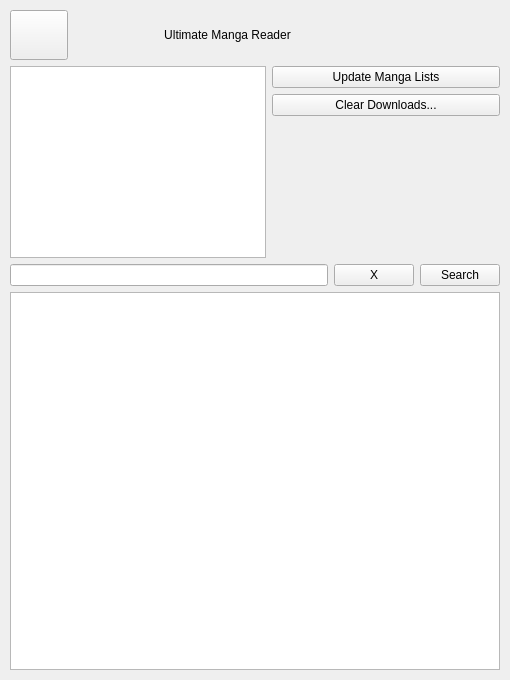
Qt form widgets/homewidget.ui (Rain92/UltimateMangaReader) before a commit.
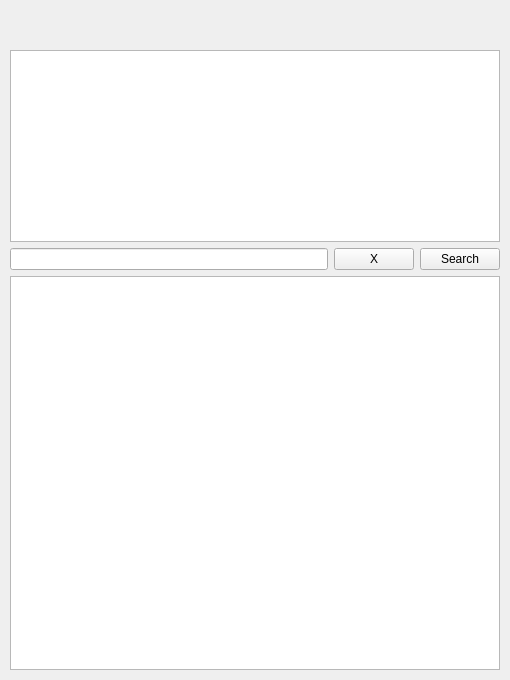
The same form after that commit. Icons and pictures are not drawn. Custom widgets are drawn as their Qt base class.

Commit message: Move some dialogs and header to mainwidget

The edit to the form file:
```diff
--- a/widgets/homewidget.ui
+++ b/widgets/homewidget.ui
@@ -36,208 +36,21 @@
     <number>10</number>
    </property>
    <item>
-    <widget class="QFrame" name="frameHeader">
-     <property name="frameShape">
-      <enum>QFrame::NoFrame</enum>
+    <spacer name="verticalSpacer">
+     <property name="orientation">
+      <enum>Qt::Vertical</enum>
      </property>
-     <property name="frameShadow">
-      <enum>QFrame::Plain</enum>
+     <property name="sizeHint" stdset="0">
+      <size>
+       <width>20</width>
+       <height>40</height>
+      </size>
      </property>
-     <property name="lineWidth">
-      <number>0</number>
-     </property>
-     <layout class="QHBoxLayout" name="horizontalLayout_2">
-      <property name="spacing">
-       <number>10</number>
-      </property>
-      <property name="leftMargin">
-       <number>0</number>
-      </property>
-      <property name="topMargin">
-       <number>0</number>
-      </property>
-      <property name="rightMargin">
-       <number>0</number>
-      </property>
-      <property name="bottomMargin">
-       <number>0</number>
-      </property>
-      <item>
-       <widget class="QToolButton" name="toolButtonMenue">
-        <property name="sizePolicy">
-         <sizepolicy hsizetype="Preferred" vsizetype="Preferred">
-          <horstretch>0</horstretch>
-          <verstretch>0</verstretch>
-         </sizepolicy>
-        </property>
-        <property name="minimumSize">
-         <size>
-          <width>50</width>
-          <height>50</height>
-         </size>
-        </property>
-        <property name="text">
-         <string/>
-        </property>
-        <property name="icon">
-         <iconset>
-          <normalon>:/resources/images/icons/menue.png</normalon>
-         </iconset>
-        </property>
-        <property name="iconSize">
-         <size>
-          <width>50</width>
-          <height>50</height>
-         </size>
-        </property>
-        <property name="popupMode">
-         <enum>QToolButton::InstantPopup</enum>
-        </property>
-       </widget>
-      </item>
-      <item>
-       <widget class="QLabel" name="labelSpacer">
-        <property name="sizePolicy">
-         <sizepolicy hsizetype="Fixed" vsizetype="Preferred">
-          <horstretch>0</horstretch>
-          <verstretch>0</verstretch>
-         </sizepolicy>
-        </property>
-        <property name="minimumSize">
-         <size>
-          <width>0</width>
-          <height>0</height>
-         </size>
-        </property>
-        <property name="text">
-         <string/>
-        </property>
-       </widget>
-      </item>
-      <item>
-       <spacer name="horizontalSpacer">
-        <property name="orientation">
-         <enum>Qt::Horizontal</enum>
-        </property>
-        <property name="sizeHint" stdset="0">
-         <size>
-          <width>40</width>
-          <height>20</height>
-         </size>
-        </property>
-       </spacer>
-      </item>
-      <item>
-       <widget class="QLabel" name="labelTitle">
-        <property name="text">
-         <string>Ultimate Manga Reader</string>
-        </property>
-        <property name="scaledContents">
-         <bool>false</bool>
-        </property>
-        <property name="alignment">
-         <set>Qt::AlignCenter</set>
-        </property>
-       </widget>
-      </item>
-      <item>
-       <spacer name="horizontalSpacer_2">
-        <property name="orientation">
-         <enum>Qt::Horizontal</enum>
-        </property>
-        <property name="sizeHint" stdset="0">
-         <size>
-          <width>40</width>
-          <height>20</height>
-         </size>
-        </property>
-       </spacer>
-      </item>
-      <item>
-       <widget class="QLabel" name="labelWifiIcon">
-        <property name="sizePolicy">
-         <sizepolicy hsizetype="MinimumExpanding" vsizetype="MinimumExpanding">
-          <horstretch>0</horstretch>
-          <verstretch>0</verstretch>
-         </sizepolicy>
-        </property>
-        <property name="maximumSize">
-         <size>
-          <width>50</width>
-          <height>50</height>
-         </size>
-        </property>
-        <property name="text">
-         <string/>
-        </property>
-        <property name="pixmap">
-         <pixmap resource="../images.qrc">:/resources/images/icons/wifi.png</pixmap>
-        </property>
-        <property name="scaledContents">
-         <bool>true</bool>
-        </property>
-       </widget>
-      </item>
-      <item>
-       <widget class="BatteryIcon" name="batteryIcon">
-        <property name="sizePolicy">
-         <sizepolicy hsizetype="MinimumExpanding" vsizetype="MinimumExpanding">
-          <horstretch>0</horstretch>
-          <verstretch>0</verstretch>
-         </sizepolicy>
-        </property>
-        <property name="maximumSize">
-         <size>
-          <width>70</width>
-          <height>50</height>
-         </size>
-        </property>
-        <property name="baseSize">
-         <size>
-          <width>0</width>
-          <height>0</height>
-         </size>
-        </property>
-        <property name="text">
-         <string/>
-        </property>
-        <property name="alignment">
-         <set>Qt::AlignRight|Qt::AlignTrailing|Qt::AlignVCenter</set>
-        </property>
-       </widget>
-      </item>
-     </layout>
-    </widget>
+    </spacer>
    </item>
    <item>
     <layout class="QGridLayout" name="gridLayout_2">
-     <item row="1" column="1">
-      <widget class="QPushButton" name="pushButtonClearCache">
-       <property name="sizePolicy">
-        <sizepolicy hsizetype="Preferred" vsizetype="Fixed">
-         <horstretch>0</horstretch>
-         <verstretch>0</verstretch>
-        </sizepolicy>
-       </property>
-       <property name="text">
-        <string>Clear Downloads...</string>
-       </property>
-      </widget>
-     </item>
-     <item row="0" column="1">
-      <widget class="QPushButton" name="pushButtonUpdate">
-       <property name="sizePolicy">
-        <sizepolicy hsizetype="Preferred" vsizetype="Fixed">
-         <horstretch>0</horstretch>
-         <verstretch>0</verstretch>
-        </sizepolicy>
-       </property>
-       <property name="text">
-        <string>Update Manga Lists</string>
-       </property>
-      </widget>
-     </item>
-     <item row="0" column="0" rowspan="3">
+     <item row="0" column="0" rowspan="2">
       <widget class="QListView" name="listViewSources">
        <property name="sizePolicy">
         <sizepolicy hsizetype="Preferred" vsizetype="Expanding">
@@ -276,19 +89,6 @@
        </property>
       </widget>
      </item>
-     <item row="2" column="1">
-      <spacer name="verticalSpacer_2">
-       <property name="orientation">
-        <enum>Qt::Vertical</enum>
-       </property>
-       <property name="sizeHint" stdset="0">
-        <size>
-         <width>20</width>
-         <height>40</height>
-        </size>
-       </property>
-      </spacer>
-     </item>
     </layout>
    </item>
    <item>
@@ -336,11 +136,6 @@
    <extends>QLineEdit</extends>
    <header>clineedit.h</header>
   </customwidget>
-  <customwidget>
-   <class>BatteryIcon</class>
-   <extends>QLabel</extends>
-   <header>batteryicon.h</header>
-  </customwidget>
  </customwidgets>
  <resources>
   <include location="../images.qrc"/>
```
Left out of the diff: 4 changed lines with no effect on the pictures. The commit also changes 16 other files.
